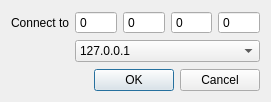
First picture: the form in resources/ipdialog.ui, repository komministern/gca_simulator, before the edit.
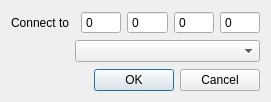
Second picture: the form after the edit.

The edit to the form file:
```diff
--- a/resources/ipdialog.ui
+++ b/resources/ipdialog.ui
@@ -19,7 +19,7 @@
   <property name="maximumSize">
    <size>
     <width>271</width>
-    <height>102</height>
+    <height>114</height>
    </size>
   </property>
   <property name="windowTitle">
@@ -37,7 +37,7 @@
         <widget class="QLabel" name="label">
          <property name="maximumSize">
           <size>
-           <width>58</width>
+           <width>64</width>
            <height>16777215</height>
           </size>
          </property>
@@ -116,11 +116,6 @@
        <property name="insertPolicy">
         <enum>QComboBox::NoInsert</enum>
        </property>
-       <item>
-        <property name="text">
-         <string>127.0.0.1</string>
-        </property>
-       </item>
       </widget>
      </item>
     </layout>
```
Left out of the diff: 2 changed lines with no effect on the pictures.
